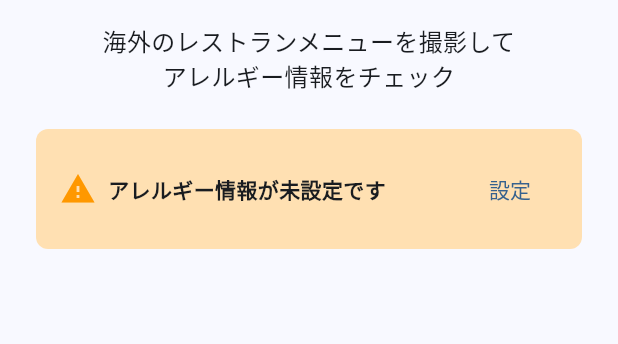
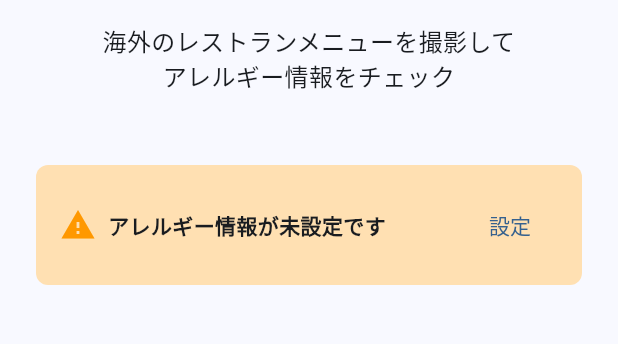
Before and after one commit to Yanai1005/edd-mobile, a Flutter app: the screen it shows after launch, on a phone screen of 412 x 824 dp, the part 375-719 px from its top. Run offline on Flutter 3.47's test engine with Material 3 defaults, Android fonts, the phone set to English and light mode, and no system bars; our stand-ins replace image_picker, shared_preferences; missing offline and left inert: google_mlkit_text_recognition, translator.

Commit message:
web版を削除

```diff
--- a/lib/providers/menu_scan_provider.dart
+++ b/lib/providers/menu_scan_provider.dart
@@ -1,3 +1,4 @@
+import 'dart:io';
 import 'package:flutter/foundation.dart';
 import '../models/menu_item.dart';
 import '../services/camera_service.dart';
@@ -11,14 +12,14 @@ class MenuScanProvider with ChangeNotifier {
   final TranslationService _translationService = TranslationService();
   final AllergyService _allergyService = AllergyService();
 
-  dynamic _scannedImage; // File または XFile
+  File? _scannedImage;
   String _recognizedText = '';
   List<MenuItem> _menuItems = [];
   List<String> _userAllergies = [];
   bool _isLoading = false;
   String? _errorMessage;
 
-  dynamic get scannedImage => _scannedImage;
+  File? get scannedImage => _scannedImage;
   String get recognizedText => _recognizedText;
   List<MenuItem> get menuItems => _menuItems;
   List<String> get userAllergies => _userAllergies;
--- a/lib/screens/home_screen.dart
+++ b/lib/screens/home_screen.dart
@@ -1,5 +1,4 @@
 import 'package:flutter/material.dart';
-import 'package:flutter/foundation.dart' show kIsWeb;
 import 'package:provider/provider.dart';
 import '../providers/menu_scan_provider.dart';
 import 'allergy_settings_screen.dart';
@@ -69,29 +68,7 @@ class HomeScreen extends StatelessWidget {
                       textAlign: TextAlign.center,
                       style: TextStyle(fontSize: 16),
                     ),
-                    const SizedBox(height: 24),
-                    if (kIsWeb)
-                      Container(
-                        padding: const EdgeInsets.all(16),
-                        decoration: BoxDecoration(
-                          color: Colors.blue.shade100,
-                          borderRadius: BorderRadius.circular(8),
-                          border: Border.all(color: Colors.blue),
-                        ),
-                        child: const Row(
-                          children: [
-                            Icon(Icons.info, color: Colors.blue),
-                            SizedBox(width: 8),
-                            Expanded(
-                              child: Text(
-                                'Web版では一部機能が制限されています。完全な機能を利用するにはモバイルアプリをご使用ください。',
-                                style: TextStyle(fontSize: 12),
-                              ),
-                            ),
-                          ],
-                        ),
-                      ),
-                    if (kIsWeb) const SizedBox(height: 24),
+                    const SizedBox(height: 48),
                     if (provider.userAllergies.isEmpty)
                       Container(
                         padding: const EdgeInsets.all(16),
```
Also changed, not shown: lib/screens/scan_result_screen.dart (+4 -32 lines), lib/services/camera_service.dart (+2 -9 lines), lib/services/ocr_service.dart (+4 -27 lines).
